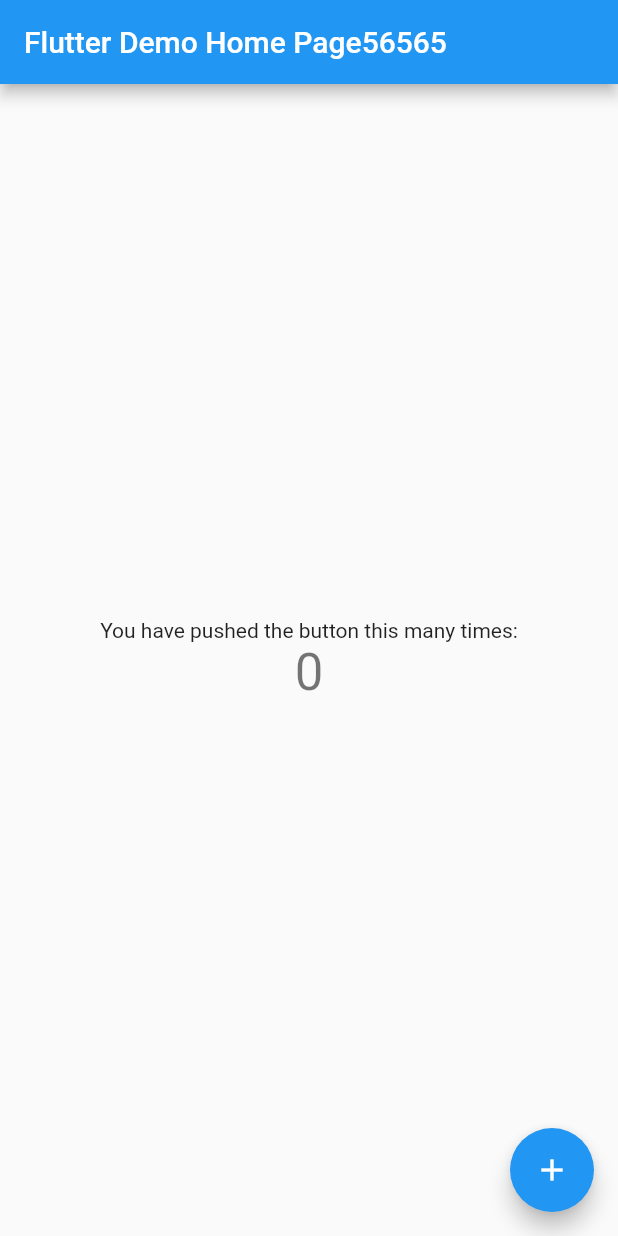
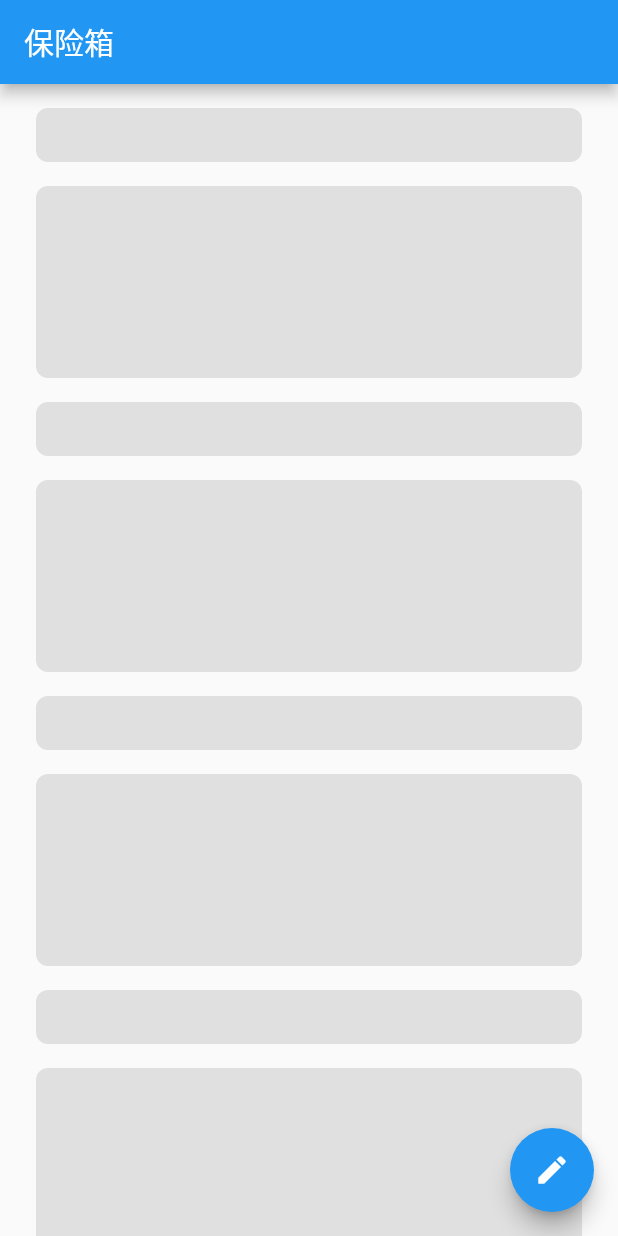
Before and after one commit to licoba/SafeBox, a Flutter app: the screen it shows after launch, on a phone screen of 412 x 824 dp. Run offline on Flutter 3.47's test engine with Material 2 defaults, Android fonts, the phone set to English and light mode, and no system bars; our stand-ins replace get.

Commit message:
添加一些依赖

```diff
--- a/lib/main.dart
+++ b/lib/main.dart
@@ -1,115 +1,43 @@
 import 'package:flutter/material.dart';
+import 'package:get/get.dart';
+
+import 'routes/APPRouter.dart';
+import 'widget/ExpandableFab.dart';
 
 void main() {
   runApp(const MyApp());
 }
 
+///全局
+final GlobalKey<NavigatorState> navigatorKey = GlobalKey();
+
 class MyApp extends StatelessWidget {
   const MyApp({super.key});
 
-  // This widget is the root of your application.
   @override
   Widget build(BuildContext context) {
-    return MaterialApp(
-      title: 'Flutter Demo',
-      theme: ThemeData(
-        // This is the theme of your application.
-        //
-        // Try running your application with "flutter run". You'll see the
-        // application has a blue toolbar. Then, without quitting the app, try
-        // changing the primarySwatch below to Colors.green and then invoke
-        // "hot reload" (press "r" in the console where you ran "flutter run",
-        // or simply save your changes to "hot reload" in a Flutter IDE).
-        // Notice that the counter didn't reset back to zero; the application
-        // is not restarted.
-        primarySwatch: Colors.blue,
-      ),
-      home: const MyHomePage(title: 'Flutter Demo Home Page56565'),
+    final app = GetMaterialApp(
+      key: navigatorKey,
+      title: '保险箱',
+      debugShowCheckedModeBanner: false,
+      theme: ThemeData.light(),
+      // darkTheme: APPThemeSettings.instance.darkThemeData,
+      // home: MyHomePage(title: 'Flutter Demo Home Page'),
+      // initialRoute: "/MyHomePage",
+      // routes: kRoutes,
+      initialRoute: AppPage.INITIAL,
+      getPages: AppPage.routes,
+      unknownRoute: AppPage.unknownRoute,
+      routingCallback: (routing) {
+        // if (routing != null) {
+        //   ddlog([routing.previous, routing.current]);
+        // }
+      },
+      // routes: {
+      //     "/": (context) => MyHomePage(),
+      //     "/TwoPage": (context) => TwoPage(),
+      //   },
     );
+    return app;
   }
 }
-
-class MyHomePage extends StatefulWidget {
-  const MyHomePage({super.key, required this.title});
-
-  // This widget is the home page of your application. It is stateful, meaning
-  // that it has a State object (defined below) that contains fields that affect
-  // how it looks.
-
-  // This class is the configuration for the state. It holds the values (in this
-  // case the title) provided by the parent (in this case the App widget) and
-  // used by the build method of the State. Fields in a Widget subclass are
-  // always marked "final".
-
-  final String title;
-
-  @override
-  State<MyHomePage> createState() => _MyHomePageState();
-}
-
-class _MyHomePageState extends State<MyHomePage> {
-  int _counter = 0;
-
-  void _incrementCounter() {
-    setState(() {
-      // This call to setState tells the Flutter framework that something has
-      // changed in this State, which causes it to rerun the build method below
-      // so that the display can reflect the updated values. If we changed
-      // _counter without calling setState(), then the build method would not be
-      // called again, and so nothing would appear to happen.
-      _counter++;
-    });
-  }
-
-  @override
-  Widget build(BuildContext context) {
-    // This method is rerun every time setState is called, for instance as done
-    // by the _incrementCounter method above.
-    //
-    // The Flutter framework has been optimized to make rerunning build methods
-    // fast, so that you can just rebuild anything that needs updating rather
-    // than having to individually change instances of widgets.
-    return Scaffold(
-      appBar: AppBar(
-        // Here we take the value from the MyHomePage object that was created by
-        // the App.build method, and use it to set our appbar title.
-        title: Text(widget.title),
-      ),
-      body: Center(
-        // Center is a layout widget. It takes a single child and positions it
-        // in the middle of the parent.
-        child: Column(
-          // Column is also a layout widget. It takes a list of children and
-          // arranges them vertically. By default, it sizes itself to fit its
-          // children horizontally, and tries to be as tall as its parent.
-          //
-          // Invoke "debug painting" (press "p" in the console, choose the
-          // "Toggle Debug Paint" action from the Flutter Inspector in Android
-          // Studio, or the "Toggle Debug Paint" command in Visual Studio Code)
-          // to see the wireframe for each widget.
-          //
-          // Column has various properties to control how it sizes itself and
-          // how it positions its children. Here we use mainAxisAlignment to
-          // center the children vertically; the main axis here is the vertical
-          // axis because Columns are vertical (the cross axis would be
-          // horizontal).
-          mainAxisAlignment: MainAxisAlignment.center,
-          children: <Widget>[
-            const Text(
-              'You have pushed the button this many times:',
-            ),
-            Text(
-              '$_counter',
-              style: Theme.of(context).textTheme.headlineMedium,
-            ),
-          ],
-        ),
-      ),
-      floatingActionButton: FloatingActionButton(
-        onPressed: _incrementCounter,
-        tooltip: 'Increment',
-        child: const Icon(Icons.add),
-      ), // This trailing comma makes auto-formatting nicer for build methods.
-    );
-  }
-}
--- /dev/null
+++ b/lib/pages/PageHome.dart
@@ -0,0 +1,60 @@
+import 'package:flutter/material.dart';
+
+import '../widget/ExpandableFab.dart';
+
+@immutable
+class PageHome extends StatelessWidget {
+  static const _actionTitles = ['Create Post', 'Upload Photo', 'Upload Video'];
+
+  const PageHome({super.key});
+
+  void _showAction(BuildContext context, int index) {
+    showDialog<void>(
+      context: context,
+      builder: (context) {
+        return AlertDialog(
+          content: Text(_actionTitles[index]),
+          actions: [
+            TextButton(
+              onPressed: () => Navigator.of(context).pop(),
+              child: const Text('CLOSE'),
+            ),
+          ],
+        );
+      },
+    );
+  }
+
+  @override
+  Widget build(BuildContext context) {
+    return Scaffold(
+      appBar: AppBar(
+        title: const Text('保险箱'),
+      ),
+      body: ListView.builder(
+        padding: const EdgeInsets.symmetric(vertical: 8.0),
+        itemCount: 25,
+        itemBuilder: (context, index) {
+          return FakeItem(isBig: index.isOdd);
+        },
+      ),
+      floatingActionButton: ExpandableFab(
+        distance: 112.0,
+        children: [
+          ActionButton(
+            onPressed: () => _showAction(context, 0),
+            icon: const Icon(Icons.format_size),
+          ),
+          ActionButton(
+            onPressed: () => _showAction(context, 1),
+            icon: const Icon(Icons.insert_photo),
+          ),
+          ActionButton(
+            onPressed: () => _showAction(context, 2),
+            icon: const Icon(Icons.videocam),
+          ),
+        ],
+      ),
+    );
+  }
+}
--- /dev/null
+++ b/lib/routes/APPRouter.dart
@@ -0,0 +1,30 @@
+// import 'package:flutter/cupertino.dart';
+// import 'package:flutter/material.dart';
+
+import 'package:get/get.dart';
+
+import '../pages/APPNotFoundPage.dart';
+import '../pages/PageHome.dart';
+
+///https://www.jianshu.com/p/b9d6ec92926f
+class APPRouter {
+  static const notFound = '/APPNotFoundPage';
+  static const homePage = '/HomePage';
+}
+
+class AppPage {
+  static const INITIAL = APPRouter.homePage;
+
+  static final unknownRoute = GetPage(
+    name: APPRouter.notFound,
+    page: () => APPNotFoundPage(),
+  );
+
+  static final List<GetPage> routes = [
+    unknownRoute,
+    GetPage(
+      name: APPRouter.homePage,
+      page: () => PageHome(),
+    ),
+  ];
+}
--- /dev/null
+++ b/lib/widget/ExpandableFab.dart
@@ -0,0 +1,299 @@
+import 'dart:math' as math;
+
+import 'package:flutter/material.dart';
+
+void main() {
+  runApp(
+    const MaterialApp(
+      home: ExampleExpandableFab(),
+      debugShowCheckedModeBanner: false,
+    ),
+  );
+}
+
+@immutable
+class ExampleExpandableFab extends StatelessWidget {
+  static const _actionTitles = ['Create Post', 'Upload Photo', 'Upload Video'];
+
+  const ExampleExpandableFab({super.key});
+
+  void _showAction(BuildContext context, int index) {
+    showDialog<void>(
+      context: context,
+      builder: (context) {
+        return AlertDialog(
+          content: Text(_actionTitles[index]),
+          actions: [
+            TextButton(
+              onPressed: () => Navigator.of(context).pop(),
+              child: const Text('CLOSE'),
+            ),
+          ],
+        );
+      },
+    );
+  }
+
+  @override
+  Widget build(BuildContext context) {
+    return Scaffold(
+      appBar: AppBar(
+        title: const Text('Expandable Fab'),
+      ),
+      body: ListView.builder(
+        padding: const EdgeInsets.symmetric(vertical: 8.0),
+        itemCount: 25,
+        itemBuilder: (context, index) {
+          return FakeItem(isBig: index.isOdd);
+        },
+      ),
+      floatingActionButton: ExpandableFab(
+        distance: 112.0,
+        children: [
+          ActionButton(
+            onPressed: () => _showAction(context, 0),
+            icon: const Icon(Icons.format_size),
+          ),
+          ActionButton(
+            onPressed: () => _showAction(context, 1),
+            icon: const Icon(Icons.insert_photo),
+          ),
+          ActionButton(
+            onPressed: () => _showAction(context, 2),
+            icon: const Icon(Icons.videocam),
+          ),
+        ],
+      ),
+    );
+  }
+}
+
+@immutable
+class ExpandableFab extends StatefulWidget {
+  const ExpandableFab({
+    super.key,
+    this.initialOpen,
+    required this.distance,
+    required this.children,
+  });
+
+  final bool? initialOpen;
+  final double distance;
+  final List<Widget> children;
+
+  @override
+  State<ExpandableFab> createState() => _ExpandableFabState();
+}
+
+class _ExpandableFabState extends State<ExpandableFab>
+    with SingleTickerProviderStateMixin {
+  late final AnimationController _controller;
+  late final Animation<double> _expandAnimation;
+  bool _open = false;
+
+  @override
+  void initState() {
+    super.initState();
+    _open = widget.initialOpen ?? false;
+    _controller = AnimationController(
+      value: _open ? 1.0 : 0.0,
+      duration: const Duration(milliseconds: 250),
+      vsync: this,
+    );
+    _expandAnimation = CurvedAnimation(
+      curve: Curves.fastOutSlowIn,
+      reverseCurve: Curves.easeOutQuad,
+      parent: _controller,
+    );
+  }
+
+  @override
+  void dispose() {
+    _controller.dispose();
+    super.dispose();
+  }
+
+  void _toggle() {
+    setState(() {
+      _open = !_open;
+      if (_open) {
+        _controller.forward();
+      } else {
+        _controller.reverse();
+      }
+    });
+  }
+
+  @override
+  Widget build(BuildContext context) {
+    return SizedBox.expand(
+      child: Stack(
+        alignment: Alignment.bottomRight,
+        clipBehavior: Clip.none,
+        children: [
+          _buildTapToCloseFab(),
+          ..._buildExpandingActionButtons(),
+          _buildTapToOpenFab(),
+        ],
+      ),
+    );
+  }
+
+  Widget _buildTapToCloseFab() {
+    return SizedBox(
+      width: 56.0,
+      height: 56.0,
+      child: Center(
+        child: Material(
+          shape: const CircleBorder(),
+          clipBehavior: Clip.antiAlias,
+          elevation: 4.0,
+          child: InkWell(
+            onTap: _toggle,
+            child: Padding(
+              padding: const EdgeInsets.all(8.0),
+              child: Icon(
+                Icons.close,
+                color: Theme.of(context).primaryColor,
+              ),
+            ),
+          ),
+        ),
+      ),
+    );
+  }
+
+  List<Widget> _buildExpandingActionButtons() {
+    final children = <Widget>[];
+    final count = widget.children.length;
+    final step = 90.0 / (count - 1);
+    for (var i = 0, angleInDegrees = 0.0;
+        i < count;
+        i++, angleInDegrees += step) {
+      children.add(
+        _ExpandingActionButton(
+          directionInDegrees: angleInDegrees,
+          maxDistance: widget.distance,
+          progress: _expandAnimation,
+          child: widget.children[i],
+        ),
+      );
+    }
+    return children;
+  }
+
+  Widget _buildTapToOpenFab() {
+    return IgnorePointer(
+      ignoring: _open,
+      child: AnimatedContainer(
+        transformAlignment: Alignment.center,
+        transform: Matrix4.diagonal3Values(
+          _open ? 0.7 : 1.0,
+          _open ? 0.7 : 1.0,
+          1.0,
+        ),
+        duration: const Duration(milliseconds: 250),
+        curve: const Interval(0.0, 0.5, curve: Curves.easeOut),
+        child: AnimatedOpacity(
+          opacity: _open ? 0.0 : 1.0,
+          curve: const Interval(0.25, 1.0, curve: Curves.easeInOut),
+          duration: const Duration(milliseconds: 250),
+          child: FloatingActionButton(
+            onPressed: _toggle,
+            child: const Icon(Icons.create),
+          ),
+        ),
+      ),
+    );
+  }
+}
+
+@immutable
+class _ExpandingActionButton extends StatelessWidget {
+  const _ExpandingActionButton({
+    required this.directionInDegrees,
+    required this.maxDistance,
+    required this.progress,
+    required this.child,
+  });
+
+  final double directionInDegrees;
+  final double maxDistance;
+  final Animation<double> progress;
+  final Widget child;
+
+  @override
+  Widget build(BuildContext context) {
+    return AnimatedBuilder(
+      animation: progress,
+      builder: (context, child) {
+        final offset = Offset.fromDirection(
+          directionInDegrees * (math.pi / 180.0),
+          progress.value * maxDistance,
+        );
+        return Positioned(
+          right: 4.0 + offset.dx,
+          bottom: 4.0 + offset.dy,
+          child: Transform.rotate(
+            angle: (1.0 - progress.value) * math.pi / 2,
+            child: child!,
+          ),
+        );
+      },
+      child: FadeTransition(
+        opacity: progress,
+        child: child,
+      ),
+    );
+  }
+}
+
+@immutable
+class ActionButton extends StatelessWidget {
+  const ActionButton({
+    super.key,
+    this.onPressed,
+    required this.icon,
+  });
+
+  final VoidCallback? onPressed;
+  final Widget icon;
+
+  @override
+  Widget build(BuildContext context) {
+    final theme = Theme.of(context);
+    return Material(
+      shape: const CircleBorder(),
+      clipBehavior: Clip.antiAlias,
+      color: theme.colorScheme.secondary,
+      elevation: 4.0,
+      child: IconButton(
+        onPressed: onPressed,
+        icon: icon,
+        color: theme.colorScheme.onSecondary,
+      ),
+    );
+  }
+}
+
+@immutable
+class FakeItem extends StatelessWidget {
+  const FakeItem({
+    super.key,
+    required this.isBig,
+  });
+
+  final bool isBig;
+
+  @override
+  Widget build(BuildContext context) {
+    return Container(
+      margin: const EdgeInsets.symmetric(vertical: 8.0, horizontal: 24.0),
+      height: isBig ? 128.0 : 36.0,
+      decoration: BoxDecoration(
+        borderRadius: const BorderRadius.all(Radius.circular(8.0)),
+        color: Colors.grey.shade300,
+      ),
+    );
+  }
+}
```
Also changed, not shown: lib/extension/ddlog.dart (added, +115 -0 lines), lib/pages/APPNotFoundPage.dart (added, +57 -0 lines), pubspec.yaml (+3 -4 lines).
